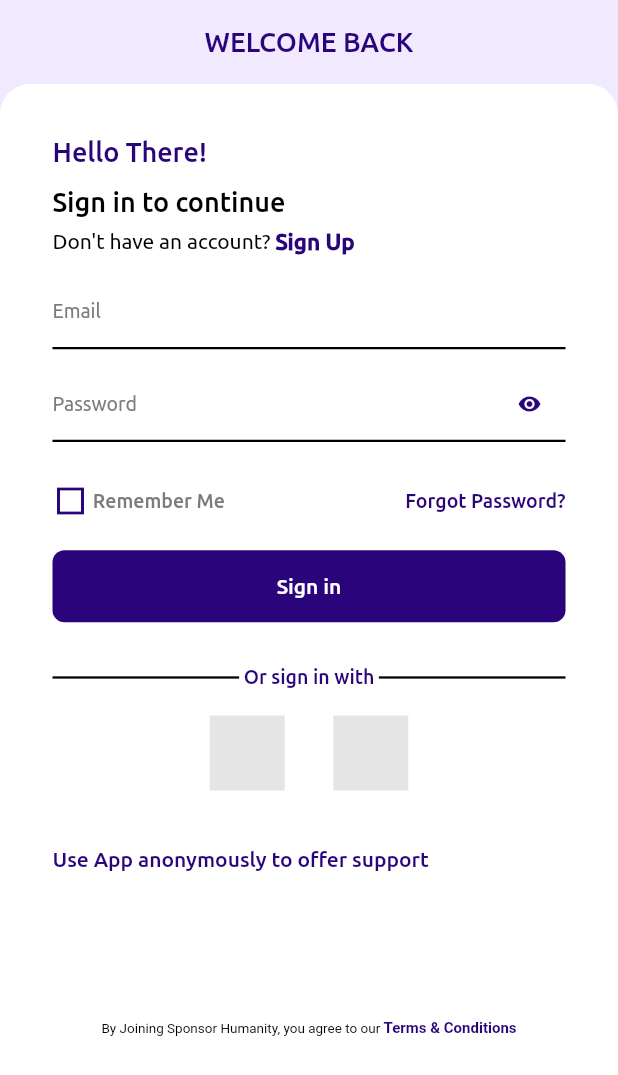
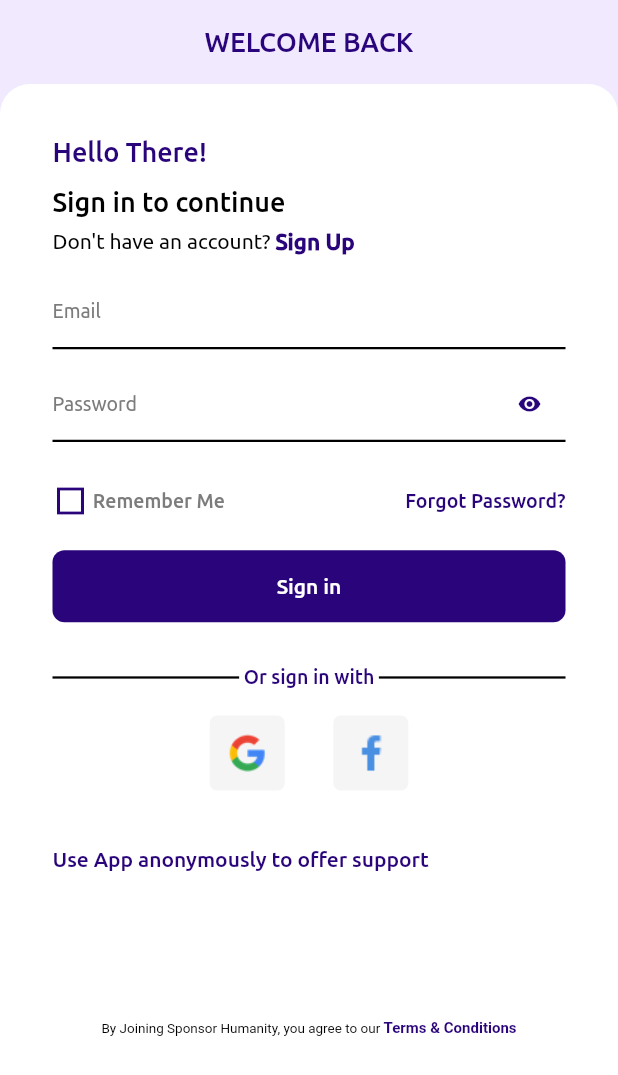
Before and after one commit to claybogusky1958/SponsorHumanity, a Flutter app: the screen it shows after launch, on a phone screen of 412 x 824 dp. Shown: the top 1075 px of the screen. Run offline on Flutter 3.47's test engine with Material 2 defaults, Android fonts, the phone set to English and light mode, and no system bars; our stand-ins replace line_awesome_flutter.

Commit message:
updated social icons

```diff
--- a/lib/widgets/shared/social_media_buttons.dart
+++ b/lib/widgets/shared/social_media_buttons.dart
@@ -15,12 +15,36 @@ class SocialMediaButtons extends StatelessWidget {
           GestureDetector(
             onTap: () {},
             child: Container(
-                height: 50, width: 50, color: ColorConstants.kgreyColor),
+              height: 50,
+              width: 50,
+              decoration: BoxDecoration(
+                borderRadius: BorderRadius.circular(
+                  5,
+                ),
+                color: ColorConstants.kgreyColor.withOpacity(0.4),
+              ),
+              child: Image.asset(
+                'assets/images/google-logo.png',
+                scale: 1.2,
+              ),
+            ),
           ),
           GestureDetector(
             onTap: () {},
             child: Container(
-                height: 50, width: 50, color: ColorConstants.kgreyColor),
+              height: 50,
+              width: 50,
+              decoration: BoxDecoration(
+                borderRadius: BorderRadius.circular(
+                  5,
+                ),
+                color: ColorConstants.kgreyColor.withOpacity(0.4),
+              ),
+              child: Image.asset(
+                'assets/images/facebook-logo.png',
+                scale: 0.85,
+              ),
+            ),
           )
         ],
       ),
--- a/pubspec.yaml
+++ b/pubspec.yaml
@@ -27,7 +27,7 @@ flutter:
   uses-material-design: true
 
   assets:
-    - assets/
+    - assets/images/
 
   fonts:
   - family: Ubuntu
```
Also changed, not shown: assets/images/facebook-logo.png (added).
